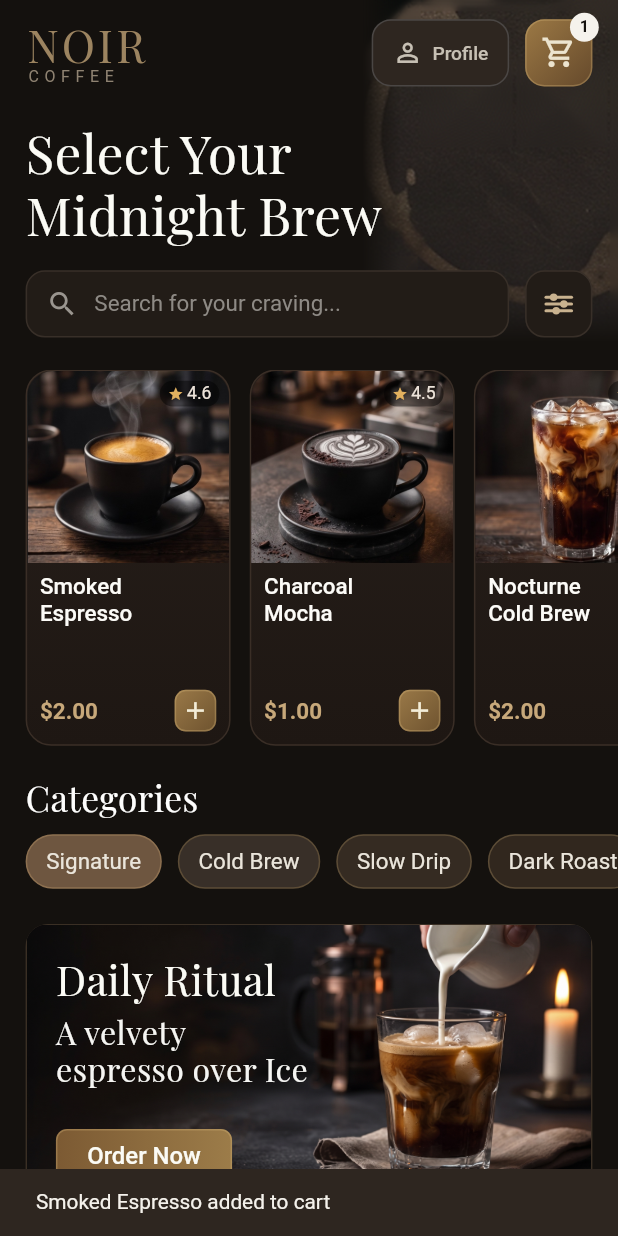
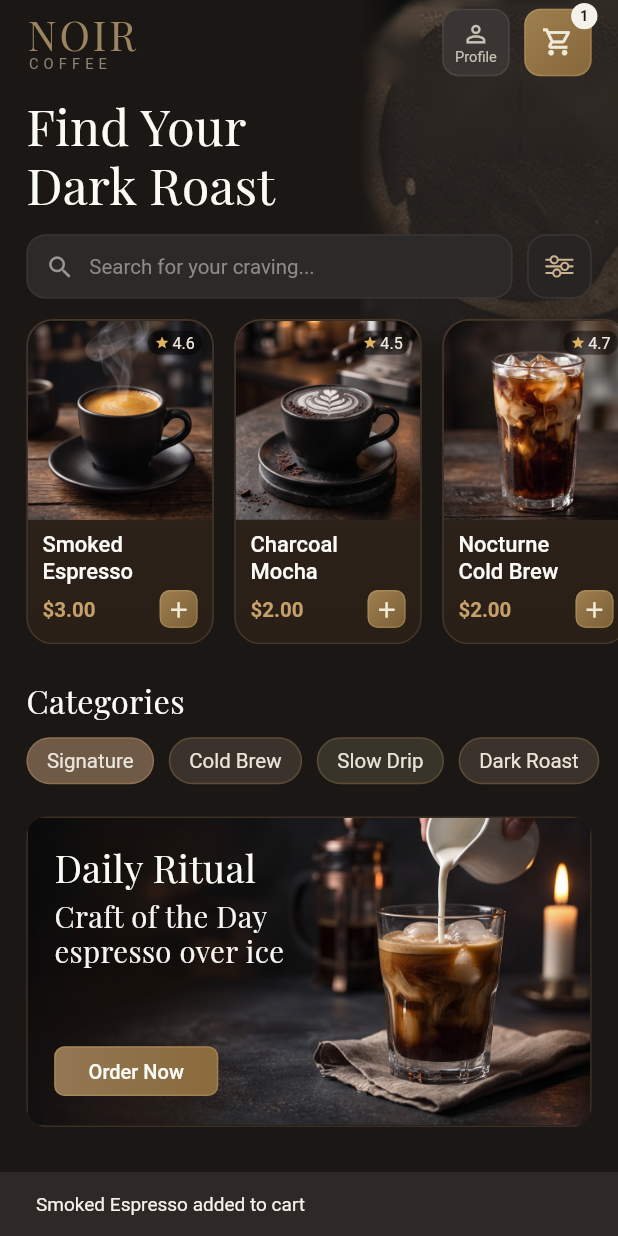
Before and after one commit to nimsaralekamge/The-NOIR-COFFEE, a Flutter app: the screen it shows after launch, after a tap on the "add" icon, on a phone screen of 412 x 824 dp. Run offline on Flutter 3.47's test engine with Material 3 defaults, Android fonts, the phone set to English and light mode, and no system bars; our stand-ins replace google_fonts; network calls fail.

Commit message:
ui updates

```diff
--- a/noir_coffee/lib/main.dart
+++ b/noir_coffee/lib/main.dart
@@ -1,41 +1,48 @@
+import 'dart:math' as math;
+
 import 'package:flutter/material.dart';
 import 'package:flutter/services.dart';
 import 'package:google_fonts/google_fonts.dart';
 
+// ================= SCALING (390 x 844 design canvas) =================
+double kS = 1;
+double s(double v) => v * kS;
+
+double fitScale(Size size) =>
+    math.min(size.width / 390, size.height / 844).clamp(0.75, 1.4).toDouble();
+
 void main() {
   WidgetsFlutterBinding.ensureInitialized();
   final view = WidgetsBinding.instance.platformDispatcher.views.first;
-  kS = (view.physicalSize.width / view.devicePixelRatio / 386)
-      .clamp(0.8, 1.4)
-      .toDouble();
+  kS = fitScale(view.physicalSize / view.devicePixelRatio);
   SystemChrome.setSystemUIOverlayStyle(const SystemUiOverlayStyle(
     statusBarColor: Colors.transparent,
     statusBarIconBrightness: Brightness.light,
-    systemNavigationBarColor: Color(0xFF14110E),
+    systemNavigationBarColor: Color(0xFF1B1714),
     systemNavigationBarIconBrightness: Brightness.light,
   ));
   runApp(const NoirApp());
 }
 
-// ================= SCALING =================
-double kS = 1;
-double s(double v) => v * kS;
-
-// ================= EXACT DESIGN TOKENS =================
+// ================= COLORS (sampled from the reference mockup) =================
 class C {
-  static const bg = Color(0xFF14110E);
-  static const surface = Color(0xFF221C17);
-  static const surfaceHi = Color(0xFF2E2620);
-  static const border = Color(0xFF382F28);
-  static const gold = Color(0xFF8D6D3D);
-  static const goldLight = Color(0xFFC7A87A);
+  static const bg = Color(0xFF1B1714);
+  static const surface = Color(0xFF2C2A29); // search bar fill
+  static const surfaceHi = Color(0xFF2E2826);
+  static const filterFill = Color(0xFF272423);
+  static const border = Color(0xFF3A332D);
+  static const gold = Color(0xFF8A6B3C);
+  static const goldLight = Color(0xFFC4A06A);
   static const cream = Color(0xFFFBFBF5);
   static const text = Color(0xFFF5F2EC);
   static const muted = Color(0xFF8A8278);
-  static const cardTop = Color(0xFF271F1A);
-  static const cardBottom = Color(0xFF1E1713);
-  static const cardBorder = Color(0xFF3A2E26);
+  static const cardTop = Color(0xFF30241B);
+  static const cardBottom = Color(0xFF2A1F17);
+  static const cardBorder = Color(0xFF45372B);
   static const star = Color(0xFFE2B15F);
+  static const noir = Color(0xFF9C8460);
+  static const noirSub = Color(0xFF8F8372);
+  static const iconTan = Color(0xFFC9B28F);
 }
 
 TextStyle serif(double size, {Color color = C.text, double height = 1.15}) =>
@@ -68,14 +75,14 @@ class Drink {
 const drinks = [
   Drink(
       'Smoked\nEspresso',
-      2.00,
+      3.00,
       4.6,
       'assets/images/espresso.jpg',
       'https://images.unsplash.com/photo-1510707577719-ae7c14805e3a?w=900',
       'A bold double shot, slow-roasted over oak embers for a deep, smoky finish with a thick golden crema.'),
   Drink(
       'Charcoal\nMocha',
-      1.00,
+      2.00,
       4.5,
       'assets/images/mocha.jpg',
       'https://images.unsplash.com/photo-1572442388796-11668a67e53d?w=900',
@@ -91,10 +98,10 @@ const drinks = [
 
 const categories = ['Signature', 'Cold Brew', 'Slow Drip', 'Dark Roast'];
 const chipFills = [
-  Color(0xFF6E5640),
-  Color(0xFF382F28),
-  Color(0xFF352B22),
-  Color(0xFF31271E),
+  Color(0xFF6E5A47), // selected (Signature)
+  Color(0xFF3A322B),
+  Color(0xFF38342A),
+  Color(0xFF3A322B),
 ];
 const sizeExtra = {'S': 0.0, 'M': 0.5, 'L': 1.0};
 
@@ -154,7 +161,7 @@ class NoirApp extends StatelessWidget {
       theme: ThemeData.dark().copyWith(scaffoldBackgroundColor: C.bg),
       builder: (context, child) {
         final mq = MediaQuery.of(context);
-        kS = (mq.size.width / 386).clamp(0.8, 1.4).toDouble();
+        kS = fitScale(mq.size);
         return MediaQuery(
           data: mq.copyWith(textScaler: TextScaler.noScaling),
           child: KeyedSubtree(key: ValueKey(kS), child: child!),
@@ -287,10 +294,10 @@ class GoldButton extends StatelessWidget {
           gradient: const LinearGradient(
             begin: Alignment.centerLeft,
             end: Alignment.centerRight,
-            colors: [Color(0xFF7C5A33), Color(0xFF9C7C49)],
+            colors: [Color(0xFF937653), Color(0xFF8A6B3C)],
           ),
           borderRadius: BorderRadius.circular(radius),
-          border: Border.all(color: const Color(0x55D9B87A)),
+          border: Border.all(color: const Color(0x44D9B87A)),
         ),
         child: Text(label,
             style: sans(fontSize, color: C.cream, weight: FontWeight.w500)),
@@ -315,48 +322,48 @@ class _HomeScreenState extends State<HomeScreen> {
 
   @override
   Widget build(BuildContext context) {
-    final pad = s(16);
+    final pad = s(18);
     return Scaffold(
       backgroundColor: C.bg,
       body: Stack(
         children: [
           Positioned(
             top: 0,
-            right: 0,
-            width: s(160),
-            height: s(214),
+            right: -s(8),
+            width: s(185),
+            height: s(247),
             child: IgnorePointer(
               child: Image.asset('assets/images/ring.jpg', fit: BoxFit.fill),
             ),
           ),
           SafeArea(
             child: ListView(
-              padding: EdgeInsets.only(top: s(12), bottom: s(24)),
+              physics: const ClampingScrollPhysics(),
+              padding: EdgeInsets.only(top: s(6), bottom: s(16)),
               children: [
                 Padding(
                     padding: EdgeInsets.symmetric(horizontal: pad),
                     child: _header()),
-                SizedBox(height: s(22)),
+                SizedBox(height: s(14)),
                 Padding(
                   padding: EdgeInsets.symmetric(horizontal: pad),
-                  child: Text('Select Your\nMidnight Brew',
-                      style: serif(33,
-                          color: const Color(0xFFFBFBF5), height: 1.15)),
+                  child: Text('Find Your\nDark Roast',
+                      style: serif(34, color: C.cream, height: 1.18)),
                 ),
-                SizedBox(height: s(16)),
+                SizedBox(height: s(14)),
                 Padding(
                     padding: EdgeInsets.symmetric(horizontal: pad),
                     child: _searchRow()),
-                SizedBox(height: s(20)),
+                SizedBox(height: s(14)),
                 _drinkList(pad),
-                SizedBox(height: s(20)),
+                SizedBox(height: s(26)),
                 Padding(
                   padding: EdgeInsets.symmetric(horizontal: pad),
                   child: Text('Categories',
                       style: serif(22,
                           color: const Color(0xFFFEFEFD), height: 1.15)),
                 ),
-                SizedBox(height: s(10)),
+                SizedBox(height: s(12)),
                 _categoryChips(pad),
                 SizedBox(height: s(22)),
                 Padding(
@@ -383,14 +390,12 @@ class _HomeScreenState extends State<HomeScreen> {
                 style: GoogleFonts.playfairDisplay(
                     fontSize: s(28),
                     letterSpacing: s(2),
-                    color: const Color(0xFF9C8460),
+                    color: C.noir,
                     height: 1.05)),
             SizedBox(height: s(1)),
             Text('COFFEE',
                 style: sans(10,
-                    color: const Color(0xFF8F8372),
-                    spacing: s(3.5),
-                    height: 1.0)),
+                    color: C.noirSub, spacing: s(3.5), height: 1.0)),
           ],
         ),
         const Spacer(),
@@ -402,23 +407,22 @@ class _HomeScreenState extends State<HomeScreen> {
   }
 
   Widget _profileButton() => Container(
-        height: s(42),
-        padding: EdgeInsets.symmetric(horizontal: s(12)),
+        width: s(46),
+        height: s(46),
         decoration: BoxDecoration(
-          color: C.surfaceHi,
-          borderRadius: BorderRadius.circular(s(12)),
+          color: const Color(0xFF3A3532),
+          borderRadius: BorderRadius.circular(s(11)),
           border: Border.all(color: const Color(0xFF4A4644)),
         ),
-        child: Row(
-          mainAxisSize: MainAxisSize.min,
+        child: Column(
+          mainAxisAlignment: MainAxisAlignment.center,
           children: [
             Icon(Icons.person_outline,
                 size: s(19), color: const Color(0xFFC7C0B4)),
-            SizedBox(width: s(6)),
+            SizedBox(height: s(1)),
             Text('Profile',
-                style: sans(12,
-                    color: const Color(0xFFC7C0B4),
-                    weight: FontWeight.w500)),
+                style: sans(10,
+                    color: const Color(0xFFC7C0B4), height: 1.1)),
           ],
         ),
       );
@@ -431,19 +435,19 @@ class _HomeScreenState extends State<HomeScreen> {
             clipBehavior: Clip.none,
             children: [
               Container(
-                width: s(42),
-                height: s(42),
+                width: s(46),
+                height: s(46),
                 decoration: BoxDecoration(
                   gradient: const LinearGradient(
                     begin: Alignment.topLeft,
                     end: Alignment.bottomRight,
-                    colors: [Color(0xFF9C7945), Color(0xFF65492B)],
+                    colors: [Color(0xFF9E7F4F), Color(0xFF86673A)],
                   ),
-                  borderRadius: BorderRadius.circular(s(12)),
-                  border: Border.all(color: const Color(0x55D9B87A)),
+                  borderRadius: BorderRadius.circular(s(11)),
+                  border: Border.all(color: const Color(0x44D9B87A)),
                 ),
                 child: Icon(Icons.shopping_cart_outlined,
-                    size: s(22), color: const Color(0xFFECE4CF)),
+                    size: s(22), color: const Color(0xFFF1EADB)),
               ),
               if (cart.count > 0)
                 Positioned(
@@ -468,12 +472,12 @@ class _HomeScreenState extends State<HomeScreen> {
       children: [
         Expanded(
           child: Container(
-            height: s(42),
+            height: s(44),
             padding: EdgeInsets.symmetric(horizontal: s(12)),
             decoration: BoxDecoration(
               color: C.surface,
-              borderRadius: BorderRadius.circular(s(12)),
-              border: Border.all(color: C.border),
+              borderRadius: BorderRadius.circular(s(13)),
+              border: Border.all(color: const Color(0xFF383533)),
             ),
             child: Row(
               children: [
@@ -487,21 +491,18 @@ class _HomeScreenState extends State<HomeScreen> {
         ),
         SizedBox(width: s(10)),
         Container(
-          width: s(42),
-          height: s(42),
+          width: s(44),
+          height: s(44),
           decoration: BoxDecoration(
-            color: C.surface,
-            borderRadius: BorderRadius.circular(s(12)),
-            border: Border.all(color: C.border),
+            color: C.filterFill,
+            borderRadius: BorderRadius.circular(s(13)),
+            border: Border.all(color: const Color(0xFF383533)),
           ),
           child: Center(
-            // Exact custom filter/tuning icon matching the reference mockup
             child: SizedBox(
-              width: s(16),
-              height: s(14),
-              child: CustomPaint(
-                painter: _CustomFilterPainter(),
-              ),
+              width: s(18),
+              height: s(15),
+              child: CustomPaint(painter: _CustomFilterPainter()),
             ),
           ),
         ),
@@ -512,12 +513,12 @@ class _HomeScreenState extends State<HomeScreen> {
   // ---------- drink cards ----------
   Widget _drinkList(double pad) {
     return SizedBox(
-      height: s(235), // Compact height removing extra empty space
+      height: s(222),
       child: ListView.separated(
         scrollDirection: Axis.horizontal,
         padding: EdgeInsets.symmetric(horizontal: pad),
         itemCount: drinks.length,
-        separatorBuilder: (_, __) => SizedBox(width: s(12)),
+        separatorBuilder: (_, __) => SizedBox(width: s(14)),
         itemBuilder: (_, i) => _drinkCard(drinks[i]),
       ),
     );
@@ -535,24 +536,24 @@ class _HomeScreenState extends State<HomeScreen> {
             end: Alignment.bottomCenter,
             colors: [C.cardTop, C.cardBottom],
           ),
-          borderRadius: BorderRadius.circular(s(16)),
+          borderRadius: BorderRadius.circular(s(18)),
           border: Border.all(color: C.cardBorder),
         ),
         child: ClipRRect(
-          borderRadius: BorderRadius.circular(s(16)),
+          borderRadius: BorderRadius.circular(s(18)),
           child: Column(
             crossAxisAlignment: CrossAxisAlignment.start,
             children: [
               SizedBox(
-                height: s(120),
+                height: s(136),
                 width: double.infinity,
                 child: Stack(
                   fit: StackFit.expand,
                   children: [
                     Hero(tag: 'drink-${d.name}', child: DrinkImage(drink: d)),
                     Positioned(
-                      top: s(6),
-                      right: s(6),
+                      top: s(7),
+                      right: s(7),
                       child: Container(
                         padding: EdgeInsets.symmetric(
                             horizontal: s(5), vertical: s(2)),
@@ -578,7 +579,7 @@ class _HomeScreenState extends State<HomeScreen> {
               ),
               Expanded(
                 child: Padding(
-                  padding: EdgeInsets.fromLTRB(s(8), s(6), s(8), s(8)),
+                  padding: EdgeInsets.fromLTRB(s(10), s(8), s(10), s(10)),
                   child: Column(
                     crossAxisAlignment: CrossAxisAlignment.start,
                     mainAxisAlignment: MainAxisAlignment.spaceBetween,
@@ -587,10 +588,10 @@ class _HomeScreenState extends State<HomeScreen> {
                         d.name,
                         maxLines: 2,
                         overflow: TextOverflow.ellipsis,
-                        style: sans(14,
+                        style: sans(15,
                             color: const Color(0xFFFCFBF7),
                             weight: FontWeight.w500,
-                            height: 1.18),
+                            height: 1.2),
                       ),
                       Row(
                         mainAxisAlignment: MainAxisAlignment.spaceBetween,
@@ -621,13 +622,13 @@ class _HomeScreenState extends State<HomeScreen> {
                                   begin: Alignment.topLeft,
                                   end: Alignment.bottomRight,
                                   colors: [
-                                    Color(0xFF9A7948),
-                                    Color(0xFF6E532F)
+                                    Color(0xFF9E7F4F),
+                                    Color(0xFF7A5E36)
                                   ],
                                 ),
                                 borderRadius: BorderRadius.circular(s(7)),
                                 border:
-                                    Border.all(color: const Color(0x55D9B87A)),
+                                    Border.all(color: const Color(0x44D9B87A)),
                               ),
                               child: Icon(Icons.add,
                                   size: s(18), color: const Color(0xFFF3EDD8)),
@@ -649,7 +650,7 @@ class _HomeScreenState extends State<HomeScreen> {
   // ---------- category chips ----------
   Widget _categoryChips(double pad) {
     return SizedBox(
-      height: s(34),
+      height: s(32),
       child: ListView.separated(
         scrollDirection: Axis.horizontal,
         padding: EdgeInsets.symmetric(horizontal: pad),
@@ -660,19 +661,19 @@ class _HomeScreenState extends State<HomeScreen> {
           return GestureDetector(
             onTap: () => setState(() => selectedCategory = i),
             child: Container(
-              padding: EdgeInsets.symmetric(horizontal: s(12)),
+              padding: EdgeInsets.symmetric(horizontal: s(13)),
               alignment: Alignment.center,
               decoration: BoxDecoration(
                 color: selected ? chipFills[0] : chipFills[i],
-                borderRadius: BorderRadius.circular(s(17)),
+                borderRadius: BorderRadius.circular(s(16)),
                 border: Border.all(
                     color: selected
                         ? const Color(0xFF8D7050)
                         : const Color(0xFF5C4C36)),
               ),
               child: Text(categories[i],
-                  style: sans(14,
-                      color: const Color(0xFFEAE5DB), height: 1.1)),
+                  style:
+                      sans(14, color: const Color(0xFFEAE5DB), height: 1.1)),
             ),
           );
         },
@@ -683,10 +684,10 @@ class _HomeScreenState extends State<HomeScreen> {
   // ---------- Daily Ritual banner ----------
   Widget _dailyRitual() {
     return Container(
-      height: s(185),
+      height: s(212),
       clipBehavior: Clip.antiAlias,
       decoration: BoxDecoration(
-        color: const Color(0xFF14110E),
+        color: const Color(0xFF15110F),
         borderRadius: BorderRadius.circular(s(14)),
         border: Border.all(color: const Color(0xFF3A2F24)),
       ),
@@ -701,10 +702,9 @@ class _HomeScreenState extends State<HomeScreen> {
               crossAxisAlignment: CrossAxisAlignment.start,
               children: [
                 Text('Daily Ritual',
-                    style: serif(26,
-                        color: const Color(0xFFFBFBF5), height: 1.2)),
+                    style: serif(26, color: C.cream, height: 1.2)),
                 SizedBox(height: s(6)),
-                Text('A velvety\nespresso over Ice',
+                Text('Craft of the Day\nespresso over ice',
                     style: serif(20,
                         color: const Color(0xFFF5F5F2), height: 1.18)),
               ],
@@ -712,10 +712,10 @@ class _HomeScreenState extends State<HomeScreen> {
           ),
           Positioned(
             left: s(18),
-            bottom: s(22),
+            bottom: s(20),
             child: GoldButton(
               label: 'Order Now',
-              width: s(110),
+              width: s(112),
               height: s(34),
               radius: s(7),
               fontSize: 14 * kS,
@@ -731,26 +731,30 @@ class _HomeScreenState extends State<HomeScreen> {
   }
 }
 
-// Custom Painter to draw the exact 3-line slider/tuning icon from the design
+// Thin 3-line slider icon with ring knobs (matches the reference)
 class _CustomFilterPainter extends CustomPainter {
   @override
   void paint(Canvas canvas, Size size) {
-    final paint = Paint()
-      ..color = const Color(0xFFC9B28F)
-      ..strokeWidth = 2.0
+    const col = C.iconTan;
+    final line = Paint()
+      ..color = col
+      ..strokeWidth = 1.4
       ..strokeCap = StrokeCap.round;
+    final knobFill = Paint()..color = C.filterFill;
+    final knobRing = Paint()
+      ..color = col
+      ..style = PaintingStyle.stroke
+      ..strokeWidth = 1.4;
 
-    // Top horizontal bar with left knob
-    canvas.drawLine(Offset(0, size.height * 0.2), Offset(size.width, size.height * 0.2), paint);
-    canvas.drawCircle(Offset(size.width * 0.3, size.height * 0.2), 2.5, Paint()..color = const Color(0xFFC9B28F));
+    void row(double y, double kx) {
+      canvas.drawLine(Offset(0, y), Offset(size.width, y), line);
+      canvas.drawCircle(Offset(kx, y), 2.4, knobFill);
+      canvas.drawCircle(Offset(kx, y), 2.4, knobRing);
+    }
 
-    // Middle horizontal bar with right knob
-    canvas.drawLine(Offset(0, size.height * 0.5), Offset(size.width, size.height * 0.5), paint);
-    canvas.drawCircle(Offset(size.width * 0.7, size.height * 0.5), 2.5, Paint()..color = const Color(0xFFC9B28F));
-
-    // Bottom horizontal bar with center knob
-    canvas.drawLine(Offset(0, size.height * 0.8), Offset(size.width, size.height * 0.8), paint);
-    canvas.drawCircle(Offset(size.width * 0.4, size.height * 0.8), 2.5, Paint()..color = const Color(0xFFC9B28F));
+    row(size.height * 0.2, size.width * 0.3);
+    row(size.height * 0.5, size.width * 0.7);
+    row(size.height * 0.8, size.width * 0.4);
   }
 
   @override
```
